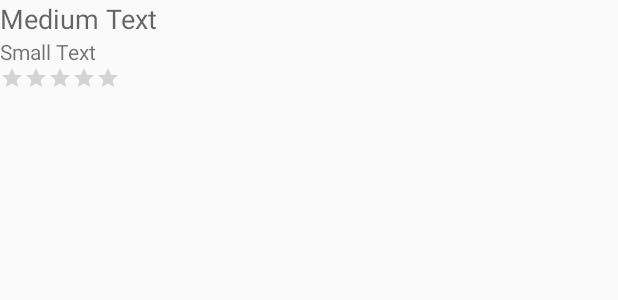
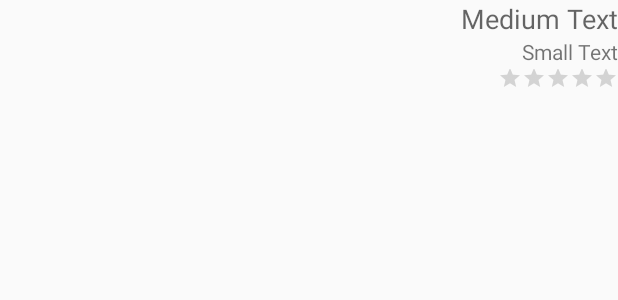
Before and after one commit to mellonball/AppPermissions, an Android app: the layout each_item.xml on its own in the app's theme, with its tools: preview values and no code run, on a phone screen of 412 x 824 dp. Shown: the top 300 px of the screen. Run offline under Robolectric (Android 15) with nearby library versions, the phone set to English and light mode, and no system bars.

Commit message:
images cache with okhttp and pull up but textview isn't wrapping

```diff
--- a/app/build.gradle
+++ b/app/build.gradle
@@ -22,4 +22,6 @@ android {
 dependencies {
     compile fileTree(dir: 'libs', include: ['*.jar'])
     compile 'com.android.support:appcompat-v7:22.0.0'
+    compile 'com.squareup.picasso:picasso:2.5.2'
+    compile 'com.squareup.okhttp:okhttp:2.3.0'
 }
--- a/app/src/main/java/com/example/breezy/apppermissions/DisplayAppsList.java
+++ b/app/src/main/java/com/example/breezy/apppermissions/DisplayAppsList.java
@@ -5,10 +5,7 @@ import android.app.ListActivity;
 import android.content.Context;
 import android.content.Intent;
 import android.graphics.Color;
-import android.graphics.drawable.Drawable;
-import android.os.AsyncTask;
 import android.os.Bundle;
-import android.util.Log;
 import android.view.LayoutInflater;
 import android.view.View;
 import android.view.ViewGroup;
@@ -19,10 +16,10 @@ import android.widget.ListView;
 import android.widget.RatingBar;
 import android.widget.TextView;
 
+import com.squareup.picasso.Picasso;
+
 import org.json.JSONException;
 
-import java.io.InputStream;
-import java.net.URL;
 import java.util.List;
 
 
@@ -118,11 +115,13 @@ public class DisplayAppsList extends ListActivity {
 
             }
             else { row.setBackgroundColor(Color.GREEN);}
-            //holder.icon.setImageDrawable(LoadImageFromWebOperations(app.getIconUrl()));
-            //pass url as tag on holder.icon. Then pass holder.icon, the imageview, to asynctask
-            holder.icon.setTag(app.getIconUrl());
+            //holder.icon.setTag(app.getIconUrl());
 
-            new RetrieveFeedTask().execute(holder.icon);
+            //new RetrieveFeedTask().execute(holder.icon);
+            //holder.icon.
+            Picasso.with(this.context)
+                    .load(app.getIconUrl())
+                    .into(holder.icon);
 
             return row;
         }
@@ -131,6 +130,7 @@ public class DisplayAppsList extends ListActivity {
 
     }
 
+    /*
     class RetrieveFeedTask extends AsyncTask<ImageView, Void, Drawable> {
 
         private Exception exception;
@@ -156,6 +156,7 @@ public class DisplayAppsList extends ListActivity {
 
         }
     }
+    */
 
 
     static class AppInfoHolder
--- a/app/src/main/res/layout/each_item.xml
+++ b/app/src/main/res/layout/each_item.xml
@@ -1,6 +1,18 @@
 <?xml version="1.0" encoding="utf-8"?>
-<RelativeLayout xmlns:android="http://schemas.android.com/apk/res/android"
-android:layout_width="match_parent" android:layout_height="?android:attr/listPreferredItemHeight">
+<RelativeLayout
+    xmlns:android="http://schemas.android.com/apk/res/android"
+    android:layout_width="fill_parent"
+    android:layout_height="?android:attr/listPreferredItemHeight">
+
+    <ImageView
+        android:id="@+id/ivIcon"
+        android:layout_width="wrap_content"
+        android:layout_height="fill_parent"
+        android:layout_alignParentTop="true"
+        android:layout_alignParentBottom="true"
+        android:layout_alignParentLeft="true"
+        android:scaleType="fitStart"
+        />
 
     <TextView
     android:layout_width="wrap_content"
@@ -9,8 +21,9 @@ android:layout_width="match_parent" android:layout_height="?android:attr/listPre
     android:text="Medium Text"
     android:id="@+id/tvTitle"
     android:layout_alignParentTop="true"
-    android:layout_alignParentLeft="true"
-    android:layout_alignParentStart="true" />
+    android:layout_alignParentRight="true"
+    android:gravity="center_vertical"
+     />
 
 <TextView
     android:layout_width="wrap_content"
@@ -19,8 +32,7 @@ android:layout_width="match_parent" android:layout_height="?android:attr/listPre
     android:text="Small Text"
     android:id="@+id/tvCreator"
     android:layout_below="@+id/tvTitle"
-    android:layout_alignParentLeft="true"
-    android:layout_alignParentStart="true" />
+    android:layout_alignParentRight="true" />
 
 <RatingBar
     style = "?android:attr/ratingBarStyleSmall"
@@ -28,15 +40,9 @@ android:layout_width="match_parent" android:layout_height="?android:attr/listPre
     android:layout_height="wrap_content"
     android:id="@+id/ratingBar"
     android:layout_below="@+id/tvCreator"
-    android:layout_alignParentLeft="true"
-    android:layout_alignParentStart="true" />
+    android:layout_alignParentBottom="true"
+    android:layout_alignParentRight="true"/>
 
-<ImageView
-    android:id="@+id/ivIcon"
-    android:layout_width="wrap_content"
-    android:layout_height="fill_parent"
-    android:layout_alignParentEnd="true"
-    android:layout_alignParentRight="true"
-    android:padding="5dp"/>
+
 
 </RelativeLayout>
```
Also changed, not shown: 1 other file.
